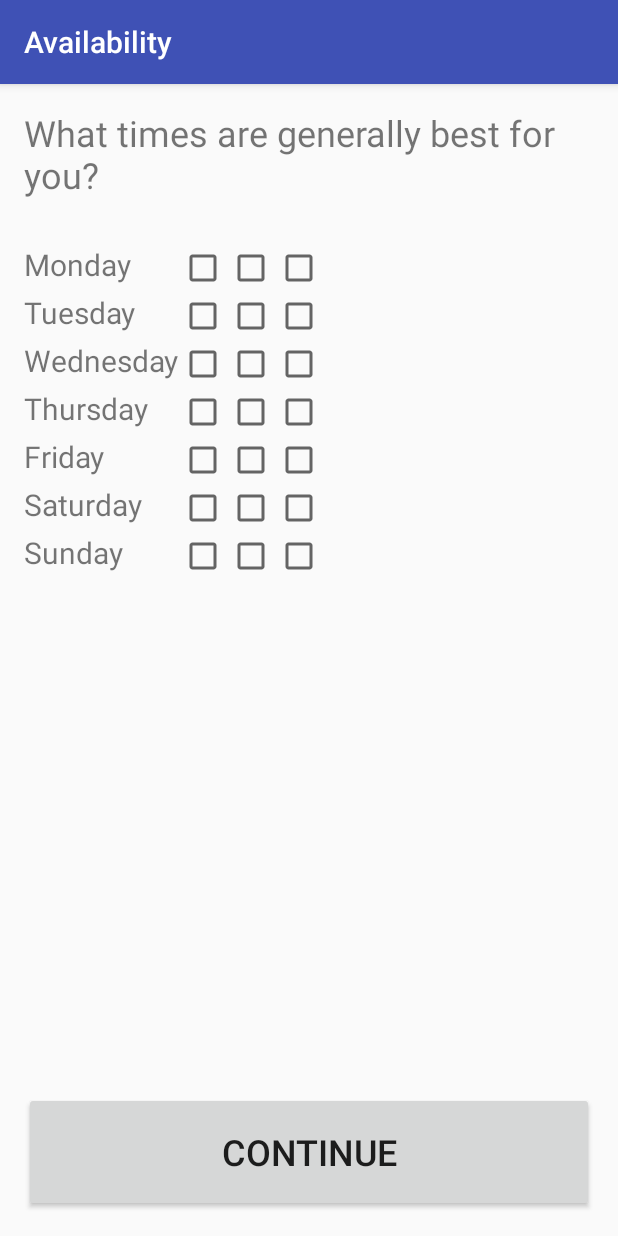
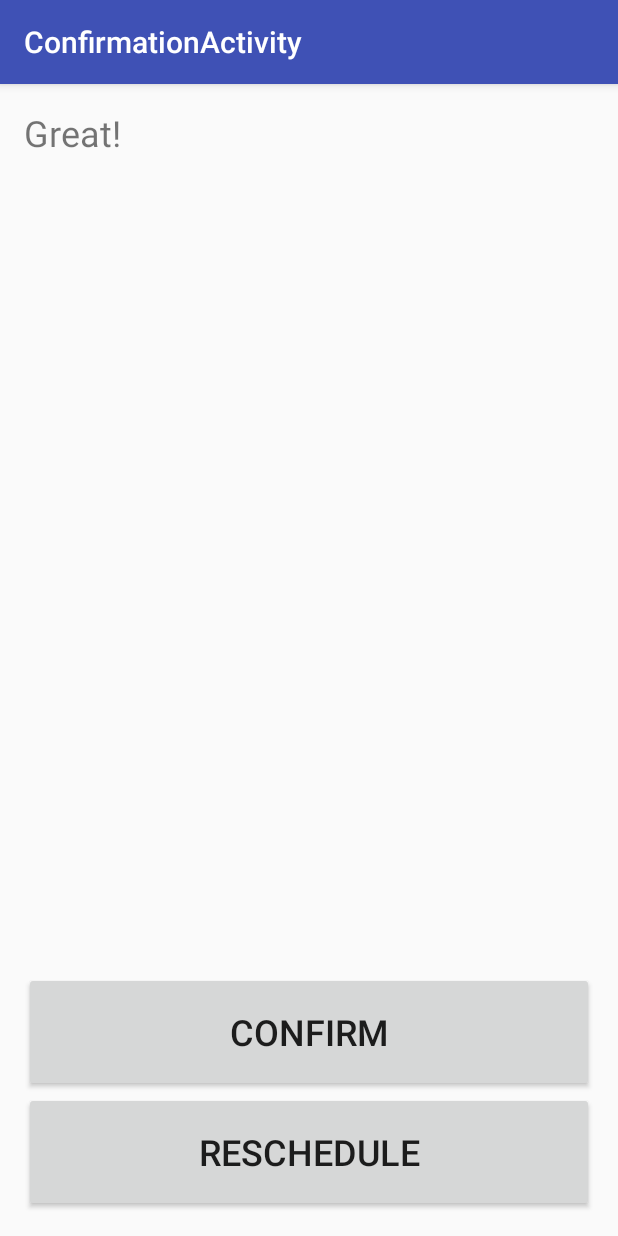
Before and after one commit to sarode/MIOTS_App, an Android app: the AvailabilityActivity screen opened directly, with no data from a screen before it, after a tap on "CONTINUE", on a phone screen of 412 x 824 dp. Run offline under Robolectric (Android 15) with nearby library versions, the light colour scheme and no system bars.

Commit message:
Added confirmation screen and connected the availability screen to it upon clicking "Continue"

```diff
--- a/ConnectApp/app/src/main/AndroidManifest.xml
+++ b/ConnectApp/app/src/main/AndroidManifest.xml
@@ -18,6 +18,10 @@
         <activity
             android:name=".AvailabilityActivity"
             android:label="@string/title_activity_availability"
+            android:theme="@style/AppTheme.NoActionBar" />
+        <activity
+            android:name=".ConfirmationActivity"
+            android:label="@string/title_activity_confirmation"
             android:theme="@style/AppTheme.NoActionBar"></activity>
     </application>
 
--- a/ConnectApp/app/src/main/java/com/connect/connectapp/AvailabilityActivity.java
+++ b/ConnectApp/app/src/main/java/com/connect/connectapp/AvailabilityActivity.java
@@ -69,9 +69,9 @@ public class AvailabilityActivity extends AppCompatActivity {
         this.storeAvailability();
         this.testStorage();
 
-        // Move on to the availability screen
-//        Intent intent = new Intent(this, AvailabilityActivity.class);
-//        startActivity(intent);
+        // Move on to the confirmation screen
+        Intent intent = new Intent(this, ConfirmationActivity.class);
+        startActivity(intent);
     }
 
     //  Store off the indicated availability of the user.
--- /dev/null
+++ b/ConnectApp/app/src/main/java/com/connect/connectapp/ConfirmationActivity.java
@@ -0,0 +1,29 @@
+package com.connect.connectapp;
+
+import android.os.Bundle;
+import android.support.design.widget.FloatingActionButton;
+import android.support.design.widget.Snackbar;
+import android.support.v7.app.AppCompatActivity;
+import android.support.v7.widget.Toolbar;
+import android.view.View;
+
+public class ConfirmationActivity extends AppCompatActivity {
+
+    @Override
+    protected void onCreate(Bundle savedInstanceState) {
+        super.onCreate(savedInstanceState);
+        setContentView(R.layout.activity_confirmation);
+        Toolbar toolbar = (Toolbar) findViewById(R.id.toolbar);
+        setSupportActionBar(toolbar);
+
+//        FloatingActionButton fab = (FloatingActionButton) findViewById(R.id.fab);
+//        fab.setOnClickListener(new View.OnClickListener() {
+//            @Override
+//            public void onClick(View view) {
+//                Snackbar.make(view, "Replace with your own action", Snackbar.LENGTH_LONG)
+//                        .setAction("Action", null).show();
+//            }
+//        });
+    }
+
+}
--- /dev/null
+++ b/ConnectApp/app/src/main/res/layout/activity_confirmation.xml
@@ -0,0 +1,35 @@
+<?xml version="1.0" encoding="utf-8"?>
+<android.support.design.widget.CoordinatorLayout xmlns:android="http://schemas.android.com/apk/res/android"
+    xmlns:app="http://schemas.android.com/apk/res-auto"
+    xmlns:tools="http://schemas.android.com/tools"
+    android:layout_width="match_parent"
+    android:layout_height="match_parent"
+    android:fitsSystemWindows="true"
+    tools:context="com.connect.connectapp.ConfirmationActivity">
+
+    <android.support.design.widget.AppBarLayout
+        android:layout_width="match_parent"
+        android:layout_height="wrap_content"
+        android:theme="@style/AppTheme.AppBarOverlay">
+
+        <android.support.v7.widget.Toolbar
+            android:id="@+id/toolbar"
+            android:layout_width="match_parent"
+            android:layout_height="?attr/actionBarSize"
+            android:background="?attr/colorPrimary"
+            app:popupTheme="@style/AppTheme.PopupOverlay" />
+
+    </android.support.design.widget.AppBarLayout>
+
+    <include layout="@layout/content_confirmation" />
+
+    <!-- -->
+    <!--<android.support.design.widget.FloatingActionButton-->
+        <!--android:id="@+id/fab"-->
+        <!--android:layout_width="wrap_content"-->
+        <!--android:layout_height="wrap_content"-->
+        <!--android:layout_gravity="bottom|end"-->
+        <!--android:layout_margin="@dimen/fab_margin"-->
+        <!--android:src="@android:drawable/ic_dialog_email" />-->
+
+</android.support.design.widget.CoordinatorLayout>
--- /dev/null
+++ b/ConnectApp/app/src/main/res/layout/content_confirmation.xml
@@ -0,0 +1,38 @@
+<?xml version="1.0" encoding="utf-8"?>
+<RelativeLayout xmlns:android="http://schemas.android.com/apk/res/android"
+    xmlns:app="http://schemas.android.com/apk/res-auto"
+    xmlns:tools="http://schemas.android.com/tools"
+    android:layout_width="match_parent"
+    android:layout_height="match_parent"
+    android:paddingBottom="@dimen/activity_vertical_margin"
+    android:paddingLeft="@dimen/activity_horizontal_margin"
+    android:paddingRight="@dimen/activity_horizontal_margin"
+    android:paddingTop="@dimen/activity_vertical_margin"
+    app:layout_behavior="@string/appbar_scrolling_view_behavior"
+    tools:context="com.connect.connectapp.ConfirmationActivity"
+    tools:showIn="@layout/activity_confirmation">
+
+
+    <TextView android:id="@+id/your_first_call"
+        android:layout_width="wrap_content"
+        android:layout_height="wrap_content"
+        android:text="Great!"
+        android:textSize="24dp"/>
+
+    <Button android:id="@+id/reschedule_button"
+        android:layout_width="match_parent"
+        android:layout_height="wrap_content"
+        android:layout_alignParentBottom="true"
+        android:text="Reschedule"
+        android:textSize="24dp"
+        android:height="80dp" />
+
+    <Button android:id="@+id/confirm_button"
+        android:layout_width="match_parent"
+        android:layout_height="wrap_content"
+        android:layout_above="@id/reschedule_button"
+        android:paddingBottom="10dp"
+        android:text="Confirm"
+        android:textSize="24dp"
+        android:height="80dp" />
+</RelativeLayout>
--- a/ConnectApp/app/src/main/res/values/strings.xml
+++ b/ConnectApp/app/src/main/res/values/strings.xml
@@ -1,4 +1,5 @@
 <resources>
     <string name="app_name">ConnectApp</string>
     <string name="title_activity_availability">Availability</string>
+    <string name="title_activity_confirmation">ConfirmationActivity</string>
 </resources>
```
